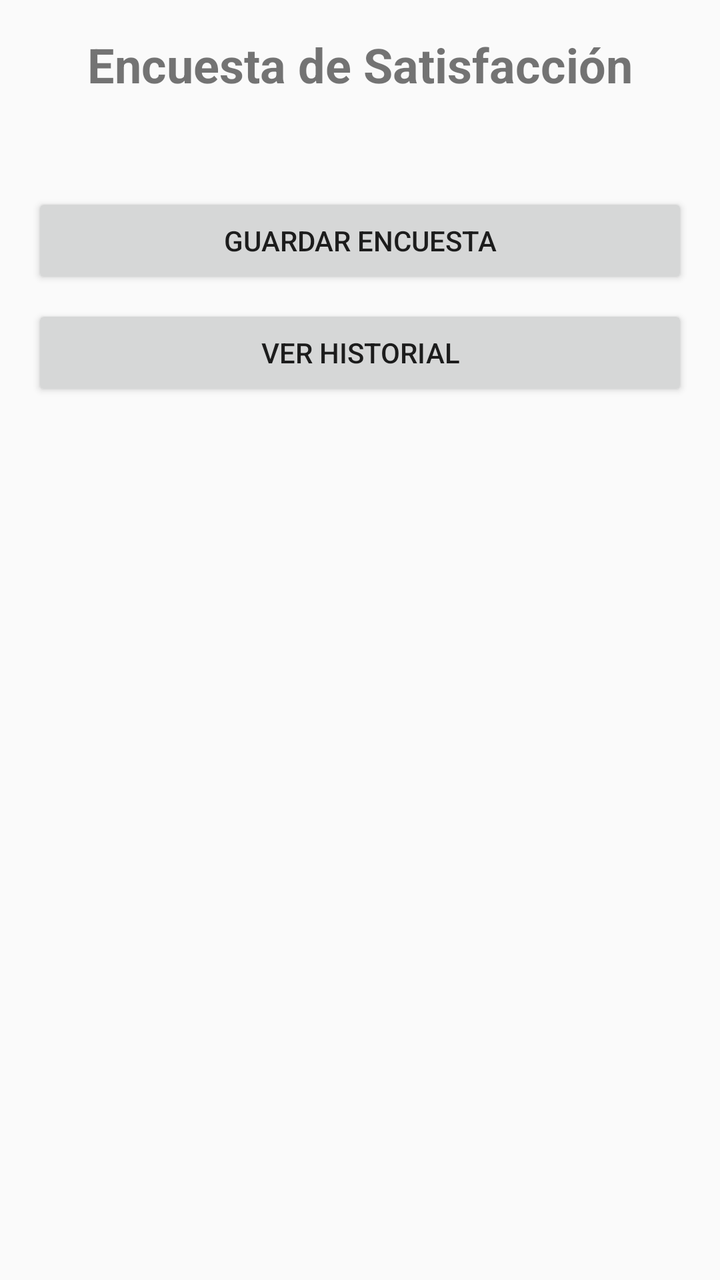
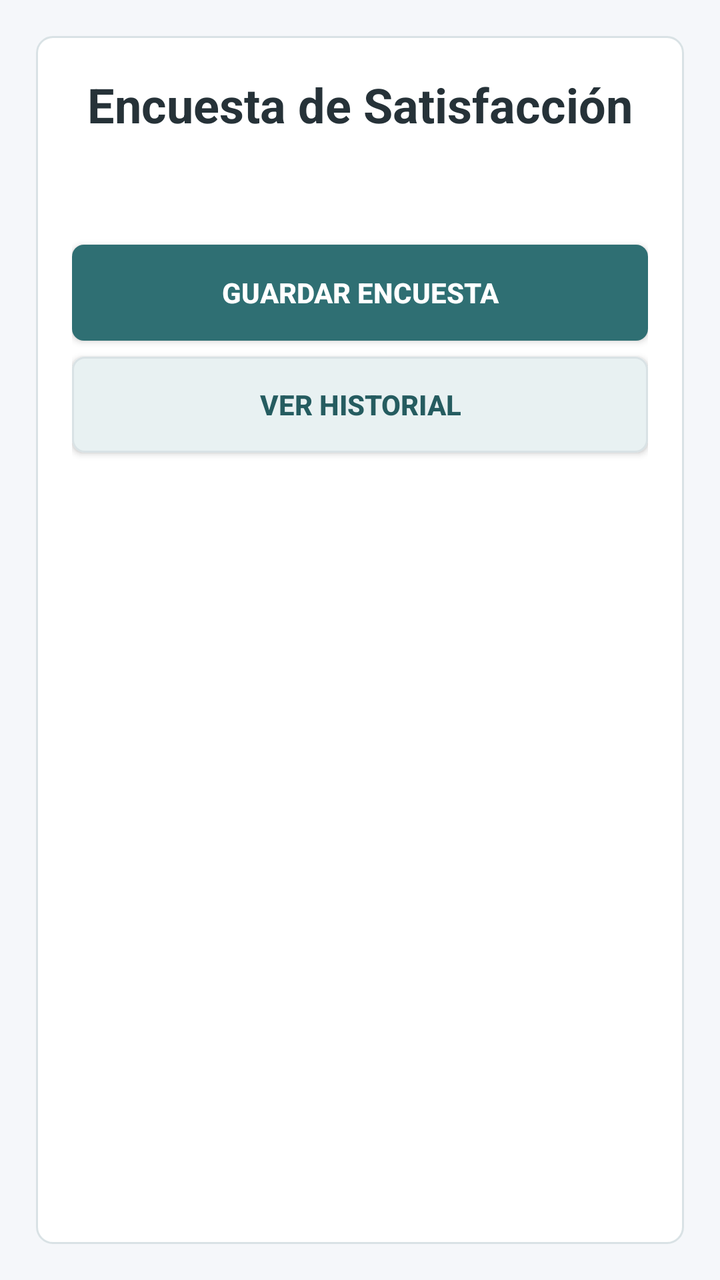

The first picture is an Android layout as it rendered before a commit; the second is the same layout after the commit. The layout source and the unified diff follow.
<!-- AndroidManifest.xml: activity theme Theme.Taller2 -->
<!-- res/layout/activity_main.xml -->
<?xml version="1.0" encoding="utf-8"?>
<ScrollView xmlns:android="http://schemas.android.com/apk/res/android"
    android:layout_width="match_parent"
    android:layout_height="match_parent"
    android:padding="16dp">

    <LinearLayout
        android:layout_width="match_parent"
        android:layout_height="wrap_content"
        android:orientation="vertical">

        <TextView
            android:layout_width="match_parent"
            android:layout_height="wrap_content"
            android:text="Encuesta de Satisfacci&#243;n"
            android:textSize="24sp"
            android:textStyle="bold"
            android:gravity="center"
            android:layout_marginBottom="24dp" />

        <LinearLayout
            android:id="@+id/container_preguntas"
            android:layout_width="match_parent"
            android:layout_height="wrap_content"
            android:orientation="vertical" />

        <Button
            android:id="@+id/btn_guardar"
            android:layout_width="match_parent"
            android:layout_height="wrap_content"
            android:text="Guardar Encuesta"
            android:onClick="guardar"
            android:layout_marginTop="24dp" />

        <Button
            android:id="@+id/btn_ver_historial"
            android:layout_width="match_parent"
            android:layout_height="wrap_content"
            android:text="Ver Historial"
            android:onClick="listar"
            android:layout_marginTop="8dp" />

    </LinearLayout>
</ScrollView>
<!-- resources referenced by this layout -->
<resources>
  <style name="Theme.Taller2" parent="Theme.AppCompat.Light.DarkActionBar" />
</resources>

<!-- the commit's change to res/layout/activity_main.xml (unified diff, before → after) -->
@@ -2,12 +2,15 @@
 <ScrollView xmlns:android="http://schemas.android.com/apk/res/android"
     android:layout_width="match_parent"
     android:layout_height="match_parent"
-    android:padding="16dp">
+    android:background="@color/fondo_app"
+    android:fillViewport="true"
+    android:padding="18dp">
 
     <LinearLayout
         android:layout_width="match_parent"
         android:layout_height="wrap_content"
-        android:orientation="vertical">
+        android:orientation="vertical"
+        android:background="@drawable/fondo_panel">
 
         <TextView
             android:layout_width="match_parent"
@@ -15,7 +18,9 @@
             android:text="Encuesta de Satisfacci&#243;n"
             android:textSize="24sp"
             android:textStyle="bold"
+            android:textColor="@color/texto_principal"
             android:gravity="center"
+            android:paddingBottom="6dp"
             android:layout_marginBottom="24dp" />
 
         <LinearLayout
@@ -29,6 +34,10 @@
             android:layout_width="match_parent"
             android:layout_height="wrap_content"
             android:text="Guardar Encuesta"
+            android:textColor="@color/white"
+            android:textStyle="bold"
+            android:background="@drawable/boton_principal"
+            android:minHeight="48dp"
             android:onClick="guardar"
             android:layout_marginTop="24dp" />
 
@@ -37,6 +46,10 @@
             android:layout_width="match_parent"
             android:layout_height="wrap_content"
             android:text="Ver Historial"
+            android:textColor="@color/primario_oscuro"
+            android:textStyle="bold"
+            android:background="@drawable/boton_secundario"
+            android:minHeight="48dp"
             android:onClick="listar"
             android:layout_marginTop="8dp" />
 
<!-- resource entries referenced after the edit -->
@@ -1,5 +1,67 @@
 <!-- resources referenced by this layout -->
 <resources>
-  <style name="Theme.Taller2" parent="Theme.AppCompat.Light.DarkActionBar" />
+  <color name="fondo_app">#F5F7FA</color>
+  <color name="primario_oscuro">#255C60</color>
+  <color name="texto_principal">#263238</color>
+  <color name="white">#FFFFFFFF</color>
+  <!-- drawable boton_principal (drawable) -->
+  <?xml version="1.0" encoding="utf-8"?>
+  <selector xmlns:android="http://schemas.android.com/apk/res/android">
+      <item android:state_pressed="true">
+          <shape>
+              <solid android:color="@color/primario_oscuro" />
+              <corners android:radius="6dp" />
+          </shape>
+      </item>
+      <item>
+          <shape>
+              <solid android:color="@color/primario" />
+              <corners android:radius="6dp" />
+          </shape>
+      </item>
+  </selector>
+  <!-- drawable boton_secundario (drawable) -->
+  <?xml version="1.0" encoding="utf-8"?>
+  <selector xmlns:android="http://schemas.android.com/apk/res/android">
+      <item android:state_pressed="true">
+          <shape>
+              <solid android:color="@color/borde" />
+              <corners android:radius="6dp" />
+          </shape>
+      </item>
+      <item>
+          <shape>
+              <solid android:color="@color/secundario" />
+              <stroke
+                  android:width="1dp"
+                  android:color="@color/borde" />
+              <corners android:radius="6dp" />
+          </shape>
+      </item>
+  </selector>
+  <!-- drawable fondo_panel (drawable) -->
+  <?xml version="1.0" encoding="utf-8"?>
+  <shape xmlns:android="http://schemas.android.com/apk/res/android">
+      <solid android:color="@color/panel" />
+      <stroke
+          android:width="1dp"
+          android:color="@color/borde" />
+      <corners android:radius="8dp" />
+      <padding
+          android:left="18dp"
+          android:top="18dp"
+          android:right="18dp"
+          android:bottom="18dp" />
+  </shape>
+  <style name="Theme.Taller2" parent="Theme.AppCompat.Light.DarkActionBar">
+          <item name="colorPrimary">@color/primario</item>
+          <item name="colorPrimaryDark">@color/primario_oscuro</item>
+          <item name="colorAccent">@color/primario</item>
+          <item name="android:windowBackground">@color/fondo_app</item>
+      </style>
+  <color name="primario">#2F6F73</color>
+  <color name="borde">#D9E2E5</color>
+  <color name="secundario">#E8F1F2</color>
+  <color name="panel">#FFFFFF</color>
 </resources>
 
